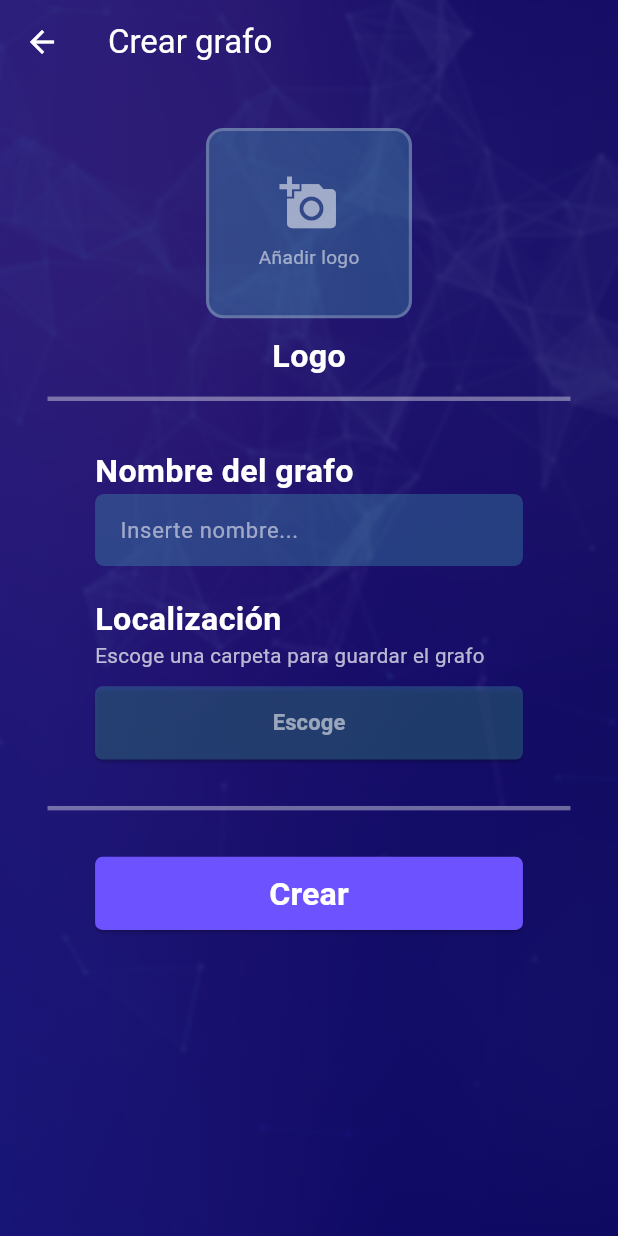
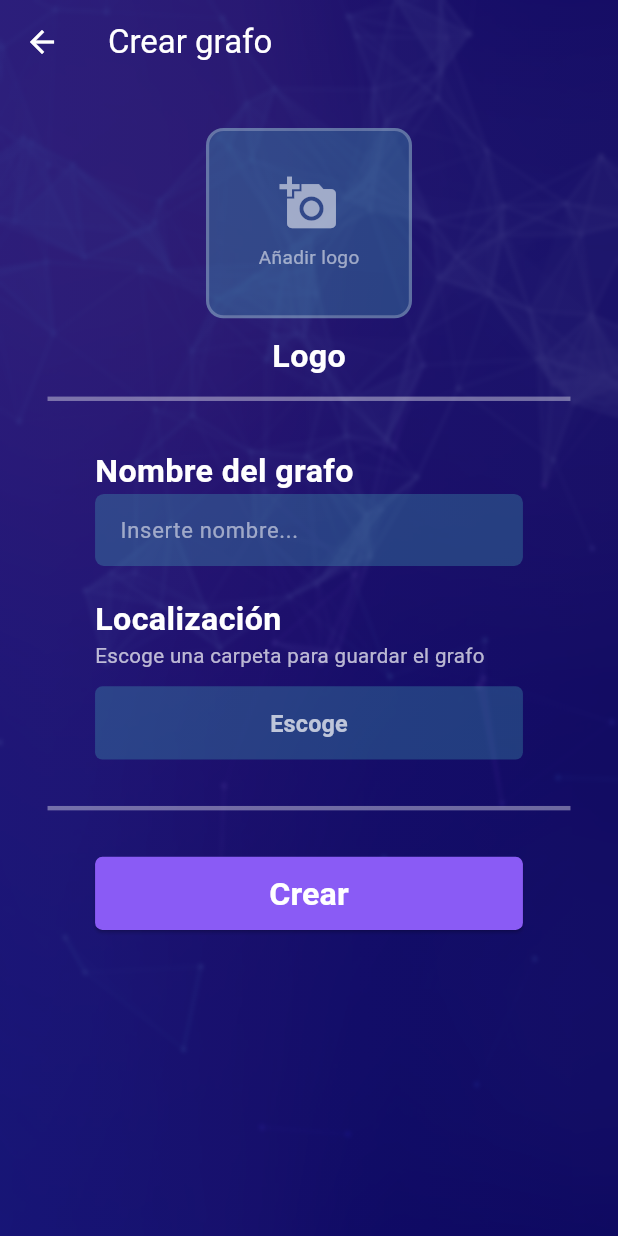
Before and after one commit to LopezSalcedoBenjamin/TFG-Benjamin-Lopez-Salcedo, a Flutter app: the CreateGraph screen opened directly, after a tap on "Crear", on a phone screen of 412 x 824 dp. Run offline on Flutter 3.47's test engine with Material 3 defaults, Android fonts, the phone set to English and light mode, and no system bars; our stand-ins replace file_picker, flutter_riverpod, flutter_screenutil, image_picker, shared_preferences; missing offline and left inert: dart:ffi; accounts and stored records are empty.

Commit message:
Creado el carusel de grafos recientes. Aplicada la persistencia de grafos a la creación y apertura de carpetas. Cambios  y arreglos en los metodos de persistencia, constantes y selector de imagenes

```diff
--- a/lib/consts.dart
+++ b/lib/consts.dart
@@ -7,7 +7,7 @@ String niaIcon = "";
 // App Colors.
 
 const Color mainBlue = Color(0xFF0B0833);
-const Color mainPurple = Color(0xFF6D53FF);
+const Color mainPurple = Color(0xFF8A5BF5);
 const Color redAlert = Color(0xFFF44242);
 const Color whiteBack = Color(0xFFD9D9D9);
 
@@ -15,6 +15,8 @@ const Color g2 = Color(0xFF100971);
 const Color g1 = Color(0xFF171F7C);
 
 const Color button1 = Color(0x424Dc7c7);
+const Color button2 = Color(0x4754c2ff);
+const Color button3 = Color(0x47575FcC);
 
 const Color blackGraph1 = Color (0xFF1E1E1E);
 const Color blackGraph2 = Color (0xFF262626);
--- a/lib/features/graph/presentation/screens/create_graph.dart
+++ b/lib/features/graph/presentation/screens/create_graph.dart
@@ -2,6 +2,7 @@ import 'dart:io';
 import 'dart:ui';
 
 import 'package:flutter/material.dart';
+import 'package:nodos_inteligencia_artificial_tfg_benjamin/features/graph/presentation/screens/main_menu.dart';
 import 'package:nodos_inteligencia_artificial_tfg_benjamin/features/graph/presentation/widgets/file_Manager.dart';
 import '../../../../consts.dart';
 import '../../../../data/datasources/graph_file_datasource.dart';
@@ -110,7 +111,7 @@ class _CreateGraphState extends State<CreateGraph>{
 
                           TextField(
                             controller: _nameGraphController,
-                            style: TextStyle(color: Colors.white54),
+                            style: TextStyle(color: Colors.white70),
                             decoration: InputDecoration(
                               hintText: "Inserte nombre...",
                               hintStyle: TextStyle(color: Colors.white54, fontSize: 15.sp),
@@ -142,14 +143,14 @@ class _CreateGraphState extends State<CreateGraph>{
                                 setState(() => _locGraph = folder );
                               },
                               style: ElevatedButton.styleFrom(
+                                  elevation: 0,
                                   backgroundColor: button1,
                                   minimumSize: Size(double.infinity, 50.r),
                                   shape: RoundedRectangleBorder( borderRadius: BorderRadius.circular(5.r))
                               ),
                               child: Text(
                                 "Escoge",
-                                style: TextStyle(color: Colors.white54, fontSize: 15.sp, fontWeight: FontWeight.bold),
-                                overflow: TextOverflow.ellipsis,
+                                style: TextStyle(color: Colors.white70, fontSize: 16.sp, fontWeight: FontWeight.bold),
                               )
                           ),
 
@@ -172,8 +173,14 @@ class _CreateGraphState extends State<CreateGraph>{
                       padding: EdgeInsets.symmetric(horizontal: 60.w, vertical: 0.h),
                       child:
                       ElevatedButton(
-                          onPressed: (){
-                            createGraph(_nameGraphController.text, _locGraph!, _imgLogo!);
+                          onPressed: () async {
+                            await createGraph(_nameGraphController.text, _locGraph!, _imgLogo!);
+                            await FileManager.saveFolders('$_locGraph/${_nameGraphController.text}');
+                            if (!mounted) return;
+                            Navigator.push(
+                                context,
+                                MaterialPageRoute(builder: (c) => MainMenu())             //CAMBIAR A SHOWGRAPH_________________________________________________________
+                            );
                           },
                           style: ElevatedButton.styleFrom(
                               backgroundColor: mainPurple,
@@ -185,29 +192,6 @@ class _CreateGraphState extends State<CreateGraph>{
 
                     ),
 
-                    /*
-
-                SizedBox(height: 25.h,),
-
-                ElevatedButton(
-                    onPressed: () async {
-                      File f = File('$_locGraph/${_nameGraphController.text}/${_nameGraphController.text}.json');
-                      print(_locGraph);
-                      print(_nameGraphController.text);
-                      print(f.path);
-                      String s = await f.readAsString();
-                      print("content: $s");
-                    },
-                    style: ElevatedButton.styleFrom(
-                        backgroundColor: mainPurple,
-                        minimumSize: Size(double.infinity, 50),
-                        shape: RoundedRectangleBorder( borderRadius: BorderRadius.circular(5))
-                    ),
-                    child: Text("prueba content",style: TextStyle(color: Colors.white, fontSize: 25, fontWeight: FontWeight.bold),)
-                ),
-
-                */
-
                   ]
               ),
             ),
--- a/lib/features/graph/presentation/widgets/image_picker.dart
+++ b/lib/features/graph/presentation/widgets/image_picker.dart
@@ -44,7 +44,7 @@ class _LogoPickerState extends State<LogoPicker>{
         child: _image!=null
           ? ClipRRect(
             borderRadius: BorderRadius.circular(10.r),
-            child: Image.file(_image!, fit: BoxFit.cover, width: 130.w, height: 130.h,),
+            child: Image.file(_image!, fit: BoxFit.cover, width: 130.w, height: 130.h, alignment: Alignment.center,),
           )
           : Column(
             mainAxisAlignment: MainAxisAlignment.center,
```
Also changed, not shown: lib/data/datasources/graph_file_datasource.dart (+4 -3 lines), lib/features/graph/presentation/screens/main_menu.dart (+80 -11 lines), lib/features/graph/presentation/widgets/file_Manager.dart (+12 -3 lines), lib/main.dart (+2 -6 lines).
